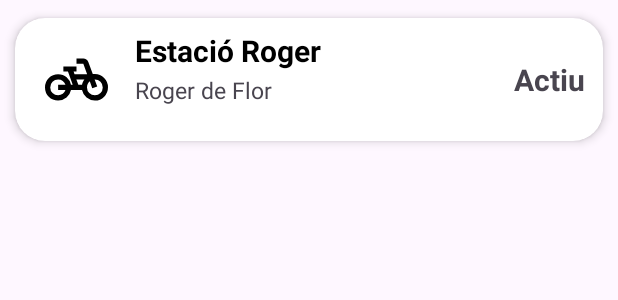
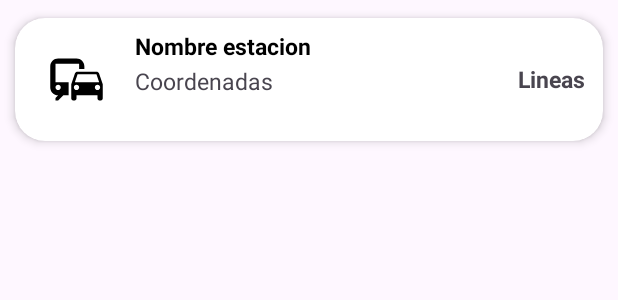
Before and after one commit to rvinocunga/M8TMB, an Android app: the layout item_view.xml on its own in the app's theme, with its tools: preview values and no code run, on a phone screen of 412 x 824 dp. Shown: the top 300 px of the screen. Run offline under Robolectric (Android 15) with nearby library versions, the phone set to English and light mode, and no system bars; network calls fail.

Commit message:
lista estaciones

```diff
--- /dev/null
+++ b/M8UF2Avaluable1/app/src/main/res/drawable/baseline_checklist_rtl_24.xml
@@ -0,0 +1,5 @@
+<vector android:height="24dp" android:tint="#000000"
+    android:viewportHeight="24" android:viewportWidth="24"
+    android:width="24dp" xmlns:android="http://schemas.android.com/apk/res/android">
+    <path android:fillColor="@android:color/white" android:pathData="M11,7H2v2h9V7zM11,15H2v2h9V15zM16.34,11l-3.54,-3.54l1.41,-1.41l2.12,2.12l4.24,-4.24L22,5.34L16.34,11zM16.34,19l-3.54,-3.54l1.41,-1.41l2.12,2.12l4.24,-4.24L22,13.34L16.34,19z"/>
+</vector>
--- /dev/null
+++ b/M8UF2Avaluable1/app/src/main/res/drawable/baseline_commute_24.xml
@@ -0,0 +1,5 @@
+<vector android:height="24dp" android:tint="#000000"
+    android:viewportHeight="24" android:viewportWidth="24"
+    android:width="24dp" xmlns:android="http://schemas.android.com/apk/res/android">
+    <path android:fillColor="@android:color/white" android:pathData="M12,4L5,4C3.34,4 2,5.34 2,7v8c0,1.66 1.34,3 3,3l-1,1v1h1l2,-2.03L9,18v-5L4,13L4,5.98L13,6v2h2L15,7c0,-1.66 -1.34,-3 -3,-3zM5,14c0.55,0 1,0.45 1,1s-0.45,1 -1,1 -1,-0.45 -1,-1 0.45,-1 1,-1zM20.57,9.66c-0.14,-0.4 -0.52,-0.66 -0.97,-0.66h-7.19c-0.46,0 -0.83,0.26 -0.98,0.66L10,13.77l0.01,5.51c0,0.38 0.31,0.72 0.69,0.72h0.62c0.38,0 0.68,-0.38 0.68,-0.76L12,18h8v1.24c0,0.38 0.31,0.76 0.69,0.76h0.61c0.38,0 0.69,-0.34 0.69,-0.72l0.01,-1.37v-4.14l-1.43,-4.11zM12.41,10h7.19l1.03,3h-9.25l1.03,-3zM12,16c-0.55,0 -1,-0.45 -1,-1s0.45,-1 1,-1 1,0.45 1,1 -0.45,1 -1,1zM20,16c-0.55,0 -1,-0.45 -1,-1s0.45,-1 1,-1 1,0.45 1,1 -0.45,1 -1,1z"/>
+</vector>
--- a/M8UF2Avaluable1/app/src/main/res/layout/list_element.xml
+++ b/M8UF2Avaluable1/app/src/main/res/layout/item_view.xml
@@ -28,7 +28,7 @@
                 android:layout_gravity="center"
                 android:paddingLeft="14dp"
                 android:paddingRight="14dp"
-                app:srcCompat="@drawable/ic_station_black"
+                app:srcCompat="@drawable/baseline_commute_24"
                 android:layout_alignParentLeft="true"/>
             <LinearLayout
                 android:id="@+id/linearLayout"
@@ -41,35 +41,36 @@
                 android:orientation="vertical"
                 android:layout_marginLeft="4dp"
                 android:layout_toRightOf="@+id/iconImageView">
+
                 <TextView
-                    android:id="@+id/nameTextView"
+                    android:id="@+id/nombreEstacionTextView"
                     android:layout_width="match_parent"
                     android:layout_height="wrap_content"
                     android:layout_marginBottom="2dp"
-                    android:text="Estació Roger"
+                    android:text="Nombre estacion"
                     android:textColor="@android:color/black"
-                    android:textSize="20sp"
-                    android:textStyle="bold"/>
+                    android:textSize="15sp"
+                    android:textStyle="bold" />
                 <TextView
-                    android:id="@+id/addressTextView"
+                    android:id="@+id/coordenadasTextView"
                     android:layout_width="match_parent"
                     android:layout_height="wrap_content"
-                    android:text="Roger de Flor"
+                    android:text="Coordenadas"
                     android:textSize="15sp"/>
             </LinearLayout>
 
             <TextView
-                android:id="@+id/statusTextView"
+                android:id="@+id/lineasTextView"
                 android:layout_width="wrap_content"
                 android:layout_height="wrap_content"
+                android:layout_alignParentEnd="true"
+                android:layout_alignParentRight="true"
                 android:layout_centerVertical="true"
                 android:layout_marginEnd="6dp"
                 android:layout_marginRight="6dp"
-                android:text="Actiu"
-                android:textSize="20sp"
-                android:textStyle="bold"
-                android:layout_alignParentRight="true"
-                android:layout_alignParentEnd="true"/>
+                android:text="Lineas"
+                android:textSize="15sp"
+                android:textStyle="bold" />
         </RelativeLayout>
     </LinearLayout>
 
```
Also changed, not shown: M8UF2Avaluable1/app/src/main/java/com/example/m8uf2avaluable1/Estacion.java (+7 -7 lines), M8UF2Avaluable1/app/src/main/java/com/example/m8uf2avaluable1/EstacionAdapter.java (added, +41 -0 lines), M8UF2Avaluable1/app/src/main/java/com/example/m8uf2avaluable1/MainActivity.java (+76 -39 lines), M8UF2Avaluable1/app/src/main/java/com/example/m8uf2avaluable1/MyViewHolder.java (added, +17 -0 lines), M8UF2Avaluable1/app/src/main/res/layout/activity_main.xml (+25 -2 lines), M8UF2Avaluable1/app/src/main/res/layout/toolbar.xml (added, +35 -0 lines), M8UF2Avaluable1/app/src/main/res/menu/main_menu.xml (deleted, +0 -22 lines), M8UF2Avaluable1/app/src/main/res/menu/menu_item.xml (added, +15 -0 lines), M8UF2Avaluable1/app/src/main/res/layout/list_view.xml (renamed from M8UF2Avaluable1/app/src/main/res/layout/lista_estacions.xml).
